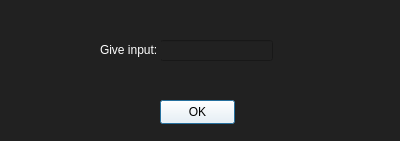
KostasTritsonis/compiler-UI, file New_folder/InputWindow.ui: the form before one commit.
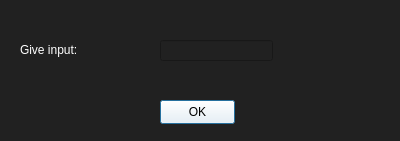
The form after the commit.

Diff of the .ui file:
```diff
--- a/New_folder/InputWindow.ui
+++ b/New_folder/InputWindow.ui
@@ -33,9 +33,9 @@
   <widget class="QLabel" name="label">
    <property name="geometry">
     <rect>
-     <x>100</x>
+     <x>20</x>
      <y>40</y>
-     <width>61</width>
+     <width>131</width>
      <height>20</height>
     </rect>
    </property>
```
